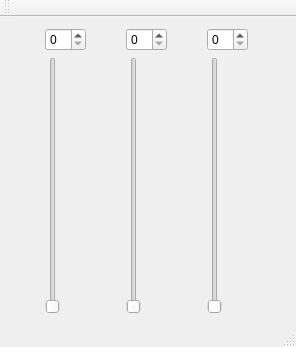
Before: the Qt Designer form qt03_uis/mainwindow.ui in zzu-andrew/QT_examples, drawn with Qt 5.
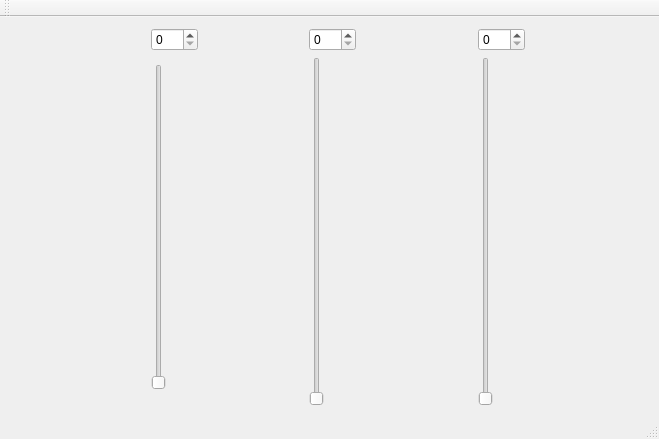
After: the same form once the commit is applied.

Commit message: 修改ui文件

```diff
--- a/qt03_uis/mainwindow.ui
+++ b/qt03_uis/mainwindow.ui
@@ -6,8 +6,8 @@
    <rect>
     <x>0</x>
     <y>0</y>
-    <width>296</width>
-    <height>347</height>
+    <width>659</width>
+    <height>439</height>
    </rect>
   </property>
   <property name="windowTitle">
@@ -15,13 +15,48 @@
   </property>
   <widget class="QWidget" name="centralWidget">
    <layout class="QHBoxLayout" name="horizontalLayout">
+    <item>
+     <spacer name="horizontalSpacer_3">
+      <property name="orientation">
+       <enum>Qt::Horizontal</enum>
+      </property>
+      <property name="sizeType">
+       <enum>QSizePolicy::Minimum</enum>
+      </property>
+      <property name="sizeHint" stdset="0">
+       <size>
+        <width>40</width>
+        <height>20</height>
+       </size>
+      </property>
+     </spacer>
+    </item>
     <item>
      <layout class="QVBoxLayout" name="verticalLayout">
+      <property name="spacing">
+       <number>13</number>
+      </property>
+      <property name="sizeConstraint">
+       <enum>QLayout::SetMinAndMaxSize</enum>
+      </property>
+      <property name="leftMargin">
+       <number>19</number>
+      </property>
+      <property name="bottomMargin">
+       <number>16</number>
+      </property>
       <item>
-       <widget class="QSpinBox" name="spinBox"/>
+       <widget class="QSpinBox" name="spinBox">
+        <property name="maximum">
+         <number>255</number>
+        </property>
+       </widget>
       </item>
       <item>
        <widget class="QSlider" name="verticalSlider">
+        <property name="maximum">
+         <number>255</number>
+        </property>
         <property name="orientation">
          <enum>Qt::Vertical</enum>
         </property>
@@ -29,13 +64,36 @@
       </item>
      </layout>
     </item>
+    <item>
+     <spacer name="horizontalSpacer">
+      <property name="orientation">
+       <enum>Qt::Horizontal</enum>
+      </property>
+      <property name="sizeType">
+       <enum>QSizePolicy::Minimum</enum>
+      </property>
+      <property name="sizeHint" stdset="0">
+       <size>
+        <width>24</width>
+        <height>20</height>
+       </size>
+      </property>
+     </spacer>
+    </item>
     <item>
      <layout class="QVBoxLayout" name="verticalLayout_2">
       <item>
-       <widget class="QSpinBox" name="spinBox_2"/>
+       <widget class="QSpinBox" name="spinBox_2">
+        <property name="maximum">
+         <number>255</number>
+        </property>
+       </widget>
       </item>
       <item>
        <widget class="QSlider" name="verticalSlider_2">
+        <property name="maximum">
+         <number>255</number>
+        </property>
         <property name="orientation">
          <enum>Qt::Vertical</enum>
         </property>
@@ -43,13 +101,36 @@
       </item>
      </layout>
     </item>
+    <item>
+     <spacer name="horizontalSpacer_2">
+      <property name="orientation">
+       <enum>Qt::Horizontal</enum>
+      </property>
+      <property name="sizeType">
+       <enum>QSizePolicy::Minimum</enum>
+      </property>
+      <property name="sizeHint" stdset="0">
+       <size>
+        <width>35</width>
+        <height>20</height>
+       </size>
+      </property>
+     </spacer>
+    </item>
     <item>
      <layout class="QVBoxLayout" name="verticalLayout_4">
       <item>
-       <widget class="QSpinBox" name="spinBox_4"/>
+       <widget class="QSpinBox" name="spinBox_4">
+        <property name="maximum">
+         <number>255</number>
+        </property>
+       </widget>
       </item>
       <item>
        <widget class="QSlider" name="verticalSlider_4">
+        <property name="maximum">
+         <number>255</number>
+        </property>
         <property name="orientation">
          <enum>Qt::Vertical</enum>
         </property>
@@ -57,6 +138,22 @@
       </item>
      </layout>
     </item>
+    <item>
+     <spacer name="horizontalSpacer_4">
+      <property name="orientation">
+       <enum>Qt::Horizontal</enum>
+      </property>
+      <property name="sizeType">
+       <enum>QSizePolicy::Minimum</enum>
+      </property>
+      <property name="sizeHint" stdset="0">
+       <size>
+        <width>40</width>
+        <height>20</height>
+       </size>
+      </property>
+     </spacer>
+    </item>
    </layout>
   </widget>
   <widget class="QMenuBar" name="menuBar">
```
Left out of the diff: 68 changed lines with no effect on the pictures. The commit also changes 1 other file.
